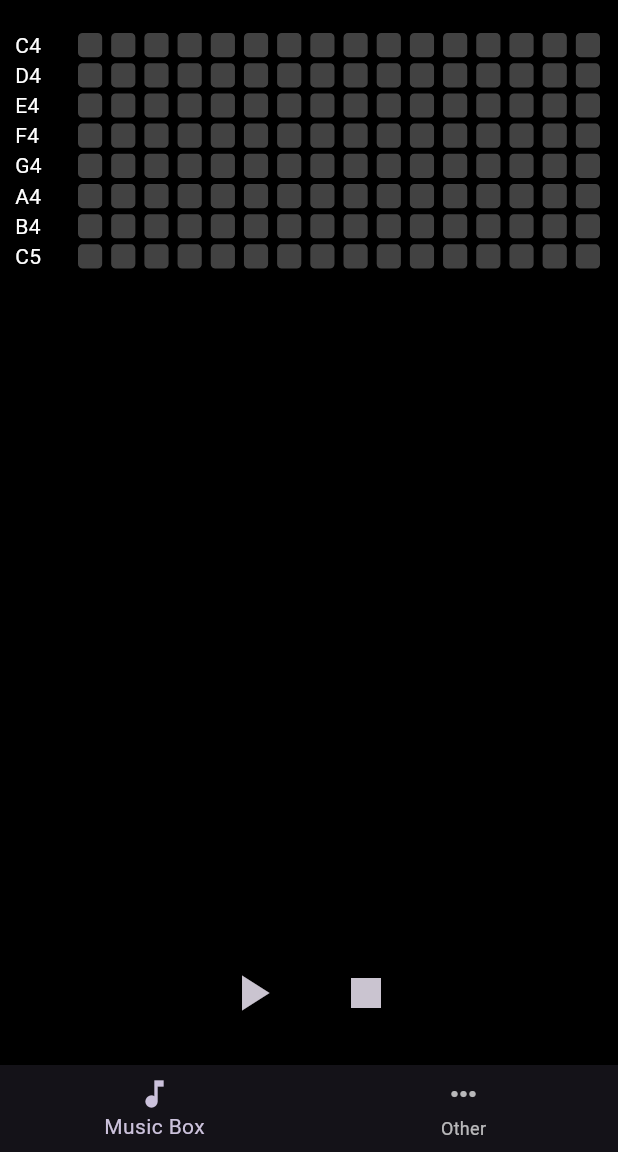
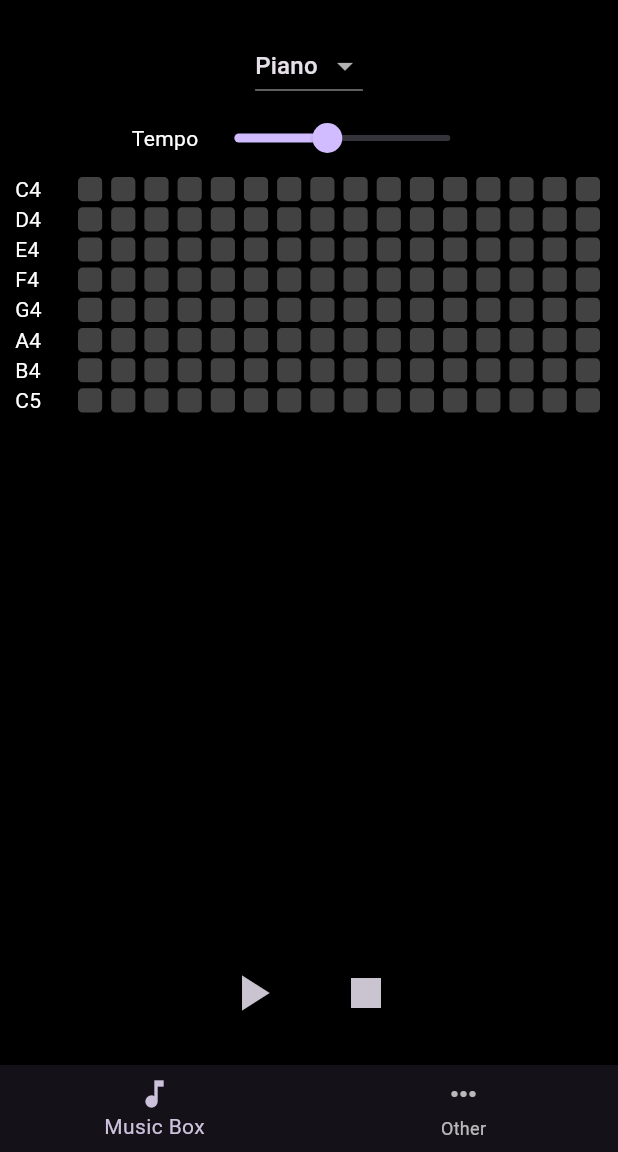
Before and after one commit to NaveenDilhan/beepbox_clone, a Flutter app: the screen it shows after launch, on a phone screen of 412 x 824 dp, the part 84-1236 px from its top. Run offline on Flutter 3.47's test engine with Material 3 defaults, Android fonts, the light colour scheme and no system bars; our stand-ins replace audioplayers, shared_preferences.

Commit message:
1st commit

```diff
--- a/lib/music_box.dart
+++ b/lib/music_box.dart
@@ -1,6 +1,7 @@
 import 'package:flutter/material.dart';
 import 'package:audioplayers/audioplayers.dart';
 import 'package:flutter/scheduler.dart';
+import 'package:shared_preferences/shared_preferences.dart';
 
 class MusicBoxPage extends StatefulWidget {
   const MusicBoxPage({super.key});
@@ -12,12 +13,15 @@ class MusicBoxPage extends StatefulWidget {
 class _MusicBoxPageState extends State<MusicBoxPage> with SingleTickerProviderStateMixin {
   bool isPlaying = false;
   int currentStep = 0;
+  double tempo = 120.0; // Default tempo
   late Ticker _ticker;
   final AudioPlayer _audioPlayer = AudioPlayer();
 
   static const int numSteps = 16;
   static const int numNotes = 8;
   final List<bool> grid = List.generate(numSteps * numNotes, (index) => false);
+
+  String selectedInstrument = 'Piano';
 
   final Map<String, String> noteToSound = {
     'C4': 'piano/C4.wav',
@@ -36,7 +40,7 @@ class _MusicBoxPageState extends State<MusicBoxPage> with SingleTickerProviderSt
   void initState() {
     super.initState();
     _ticker = createTicker((elapsed) {
-      int step = (elapsed.inMilliseconds ~/ 300) % numSteps;
+      int step = (elapsed.inMilliseconds ~/ (60000 ~/ tempo ~/ numSteps)) % numSteps;
       if (step != currentStep) {
         setState(() {
           currentStep = step;
@@ -84,6 +88,70 @@ class _MusicBoxPageState extends State<MusicBoxPage> with SingleTickerProviderSt
     });
   }
 
+  Future<void> _saveSequence() async {
+    SharedPreferences prefs = await SharedPreferences.getInstance();
+    prefs.setString('sequence', grid.join(','));
+  }
+
+  Future<void> _loadSequence() async {
+    SharedPreferences prefs = await SharedPreferences.getInstance();
+    String? savedSequence = prefs.getString('sequence');
+    if (savedSequence != null) {
+      setState(() {
+        grid.clear();
+        grid.addAll(savedSequence.split(',').map((e) => e == 'true'));
+      });
+    }
+  }
+
+  void _updateInstrument(String instrument) {
+    setState(() {
+      selectedInstrument = instrument;
+      noteToSound.clear();
+      if (selectedInstrument == 'Piano') {
+        noteToSound.addAll({
+          'C4': 'piano/C4.wav',
+          'D4': 'piano/D4.wav',
+          'E4': 'piano/E4.wav',
+          'F4': 'piano/F4.wav',
+          'G4': 'piano/G4.wav',
+          'A4': 'piano/A4.wav',
+          'B4': 'piano/B4.wav',
+          'C5': 'piano/C5.wav',
+        });
+      } else if (selectedInstrument == 'Guitar') {
+        noteToSound.addAll({
+          'C4': 'guitar/C4.wav',
+          'D4': 'guitar/D4.wav',
+          'E4': 'guitar/E4.wav',
+          'F4': 'guitar/F4.wav',
+          'G4': 'guitar/G4.wav',
+          'A4': 'guitar/A4.wav',
+          'B4': 'guitar/B4.wav',
+          'C5': 'guitar/C5.wav',
+        });
+      }
+    });
+  }
+
+  Widget buildInstrumentSelector() {
+    return DropdownButton<String>(
+      value: selectedInstrument,
+      items: <String>['Piano', 'Guitar', 'Drums']
+          .map<DropdownMenuItem<String>>((String value) {
+        return DropdownMenuItem<String>(
+          value: value,
+          child: Text(value),
+        );
+      }).toList(),
+      onChanged: (String? newValue) {
+        if (newValue != null) {
+          _updateInstrument(newValue);
+        }
+      },
+    );
+  }
+
   @override
   void dispose() {
     _ticker.dispose();
@@ -102,6 +170,26 @@ class _MusicBoxPageState extends State<MusicBoxPage> with SingleTickerProviderSt
               padding: const EdgeInsets.all(10),
               child: Column(
                 children: [
+                  buildInstrumentSelector(), // Add the instrument selector
+                  // Tempo control slider
+                  Row(
+                    mainAxisAlignment: MainAxisAlignment.center,
+                    children: [
+                      const Text('Tempo', style: TextStyle(color: Colors.white)),
+                      Slider(
+                        value: tempo,
+                        min: 30.0,
+                        max: 240.0,
+                        divisions: 210,
+                        label: '${tempo.toStringAsFixed(0)} BPM',
+                        onChanged: (double newTempo) {
+                          setState(() {
+                            tempo = newTempo;
+                          });
+                        },
+                      ),
+                    ],
+                  ),
                   for (int i = 0; i < numNotes; i++)
                     Row(
                       children: [
--- a/pubspec.yaml
+++ b/pubspec.yaml
@@ -12,6 +12,8 @@ dependencies:
   audioplayers: ^6.1.1  # For playing sound samples
   flutter_midi_command: ^0.5.3  # For MIDI commands (if needed)
   provider: ^6.0.3 # Example dependency for state management
+  shared_preferences: ^2.0.15
+  just_audio: ^0.9.46
 
 dev_dependencies:
   flutter_test:
```
Also changed, not shown: lib/music_player.dart (added, +12 -0 lines), pubspec.lock, 1 other file.
